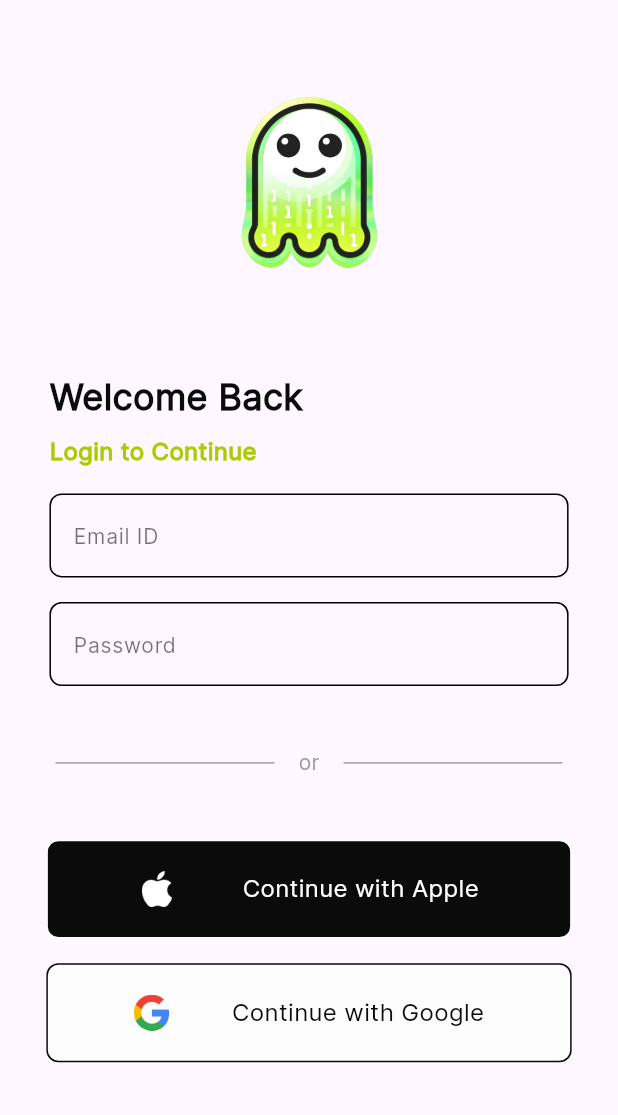
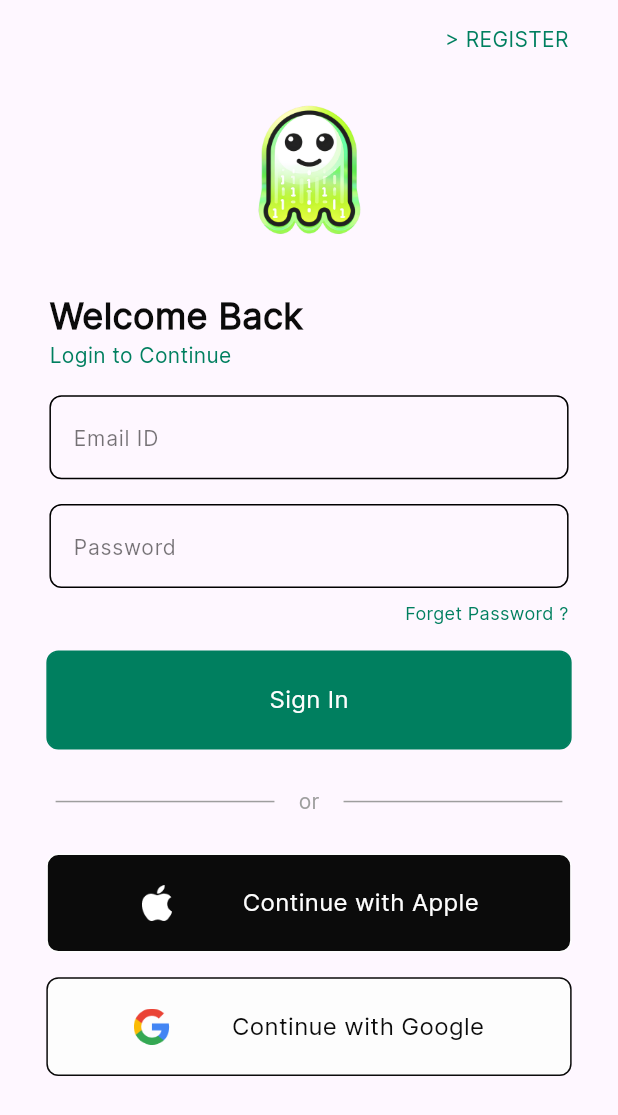
Before and after one commit to Credes-Org/hackon, a Flutter app: the SignInScreen screen opened directly, on a phone screen of 412 x 824 dp. Shown: the top 1115 px of the screen. Run offline on Flutter 3.47's test engine with Material 3 defaults, Android fonts, the phone set to English and light mode, and no system bars.

Commit message:
signin-screen-refactoring

```diff
--- a/lib/main.dart
+++ b/lib/main.dart
@@ -25,7 +25,7 @@ class MyApp extends StatelessWidget {
             brightness: Brightness.dark
         ),
         routes: {},
-        home: const SignInScreen()
+        home: const SignUpScreen()
     );
   }
 }
--- a/lib/screens/SignIn.dart
+++ b/lib/screens/SignIn.dart
@@ -20,15 +20,30 @@ class SignInScreen extends StatelessWidget {
         child: Column(
           mainAxisAlignment: MainAxisAlignment.start,
           children: [
+
             SizedBox(
-              height: mediaQuery.screenHeight * 0.05,
+              height: mediaQuery.screenHeight * 0.02,
+            ),
+
+            Padding(
+                padding: EdgeInsets.symmetric(
+                    horizontal: mediaQuery.screenWidth * 0.08),
+                child: Align(
+                    alignment: Alignment.centerRight,
+                    child: Text("> REGISTER",
+                        style: AppThemes.bodyMedium(
+                            color: darkMode?UIColor.greenNeutral:UIColor.greenPrimary)))
+            ),
+
+            SizedBox(
+              height: mediaQuery.screenHeight * 0.02,
             ),
             Center(
               child: Image.asset('assets/images/hackon-logo.png',
-                  width: MediaQuery.of(context).size.width * 0.4),
+                  width: MediaQuery.of(context).size.width * 0.3),
             ),
             SizedBox(
-              height: mediaQuery.screenHeight * 0.05,
+              height: mediaQuery.screenHeight * 0.02,
             ),
             Padding(
                 padding: EdgeInsets.symmetric(
@@ -37,18 +52,18 @@ class SignInScreen extends StatelessWidget {
                     alignment: Alignment.centerLeft,
                     child: Text("Welcome Back",
                         style: AppThemes.displayLarge(
-                            color: darkMode?UIColor.whiteDefault:UIColor.blackDefault)))),
-            SizedBox(
-              height: mediaQuery.screenHeight * 0.01,
+                            color: darkMode?UIColor.whiteDefault:UIColor.blackDefault)))
             ),
+
             Padding(
                 padding: EdgeInsets.symmetric(
                     horizontal: mediaQuery.screenWidth * 0.08),
                 child: Align(
                     alignment: Alignment.centerLeft,
                     child: Text("Login to Continue",
-                        style: AppThemes.labelLarge(
-                            color: UIColor.greenNeutral)))),
+                        style: AppThemes.bodyMedium(
+                            color: darkMode?UIColor.greenNeutral:UIColor.greenPrimary)))
+            ),
             SizedBox(
               height: mediaQuery.screenHeight * 0.02,
             ),
@@ -62,9 +77,35 @@ class SignInScreen extends StatelessWidget {
             Padding(
                 padding: EdgeInsets.symmetric(
                     horizontal: mediaQuery.screenWidth * 0.08),
-                child: CustomTextField(hintText: "Password",obscureText: true,)),
+                child: CustomTextField(hintText: "Password",obscureText: true,)
+            ),
             SizedBox(
-              height: mediaQuery.screenHeight * 0.05,
+              height: mediaQuery.screenHeight * 0.01,
+            ),
+            Padding(
+                padding: EdgeInsets.symmetric(
+                    horizontal: mediaQuery.screenWidth * 0.08),
+                child: Align(
+                    alignment: Alignment.centerRight,
+                    child: Text("Forget Password ?",
+                        style: AppThemes.bodySmall(
+                            color: darkMode?UIColor.greenNeutral:UIColor.greenPrimary)))
+            ),
+            SizedBox(
+              height: mediaQuery.screenHeight * 0.02,
+            ),
+            CustomButton1(
+              color: darkMode?UIColor.greenSecondary:UIColor.greenPrimary,
+              textColor: darkMode?UIColor.blackDefault:UIColor.whiteDefault,
+              width: mediaQuery.screenWidth * 0.85,
+              height: mediaQuery.screenHeight * 0.08,
+              borderWidth: 1.0,
+              borderColor: darkMode?UIColor.greenSecondary:UIColor.greenPrimary,
+              text: 'Sign In',
+              onPressed: () {},
+            ),
+            SizedBox(
+              height: mediaQuery.screenHeight * 0.03,
             ),
             Row(
               mainAxisAlignment: MainAxisAlignment.center,
@@ -92,7 +133,7 @@ class SignInScreen extends StatelessWidget {
               ],
             ),
             SizedBox(
-              height: mediaQuery.screenHeight * 0.05,
+              height: mediaQuery.screenHeight * 0.03,
             ),
             CustomButton1(
                 color: UIColor.blackDefault,
--- a/lib/widgets/CustomTextField.dart
+++ b/lib/widgets/CustomTextField.dart
@@ -1,6 +1,7 @@
 import 'package:flutter/material.dart';
 import 'package:hackon/constants/device_mode_constants.dart';
 import 'package:hackon/themes.dart';
+import 'package:hackon/uikit/ui_colors.dart';
 
 class CustomTextField extends StatelessWidget {
   final String hintText;
@@ -38,7 +39,7 @@ class CustomTextField extends StatelessWidget {
           borderRadius: borderRadius ?? BorderRadius.circular(8.0),
         ),
         focusedBorder: OutlineInputBorder(
-          borderSide: focusedBorderSide ?? BorderSide(color: darkMode ? Colors.white : Colors.black),
+          borderSide: focusedBorderSide ?? BorderSide(color: darkMode ? UIColor.greenSecondary : UIColor.greenPrimary),
           borderRadius: borderRadius ?? BorderRadius.circular(8.0),
         ),
         border: OutlineInputBorder(
```
Also changed, not shown: lib/screens/Signup.dart (+18 -4 lines).
